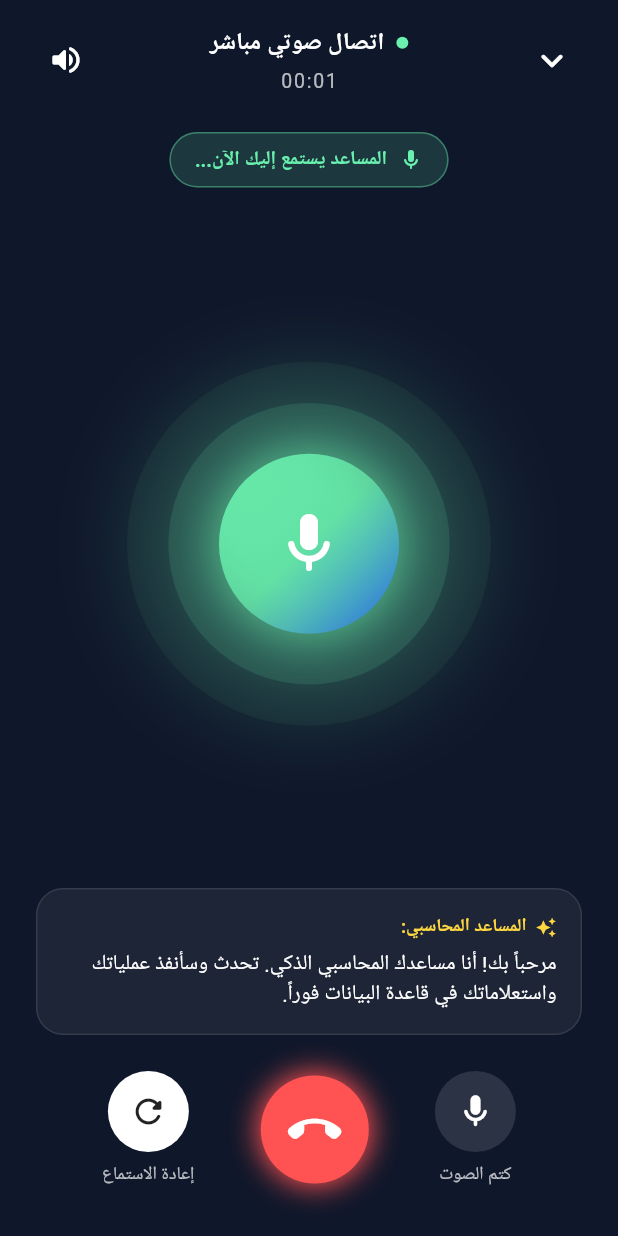
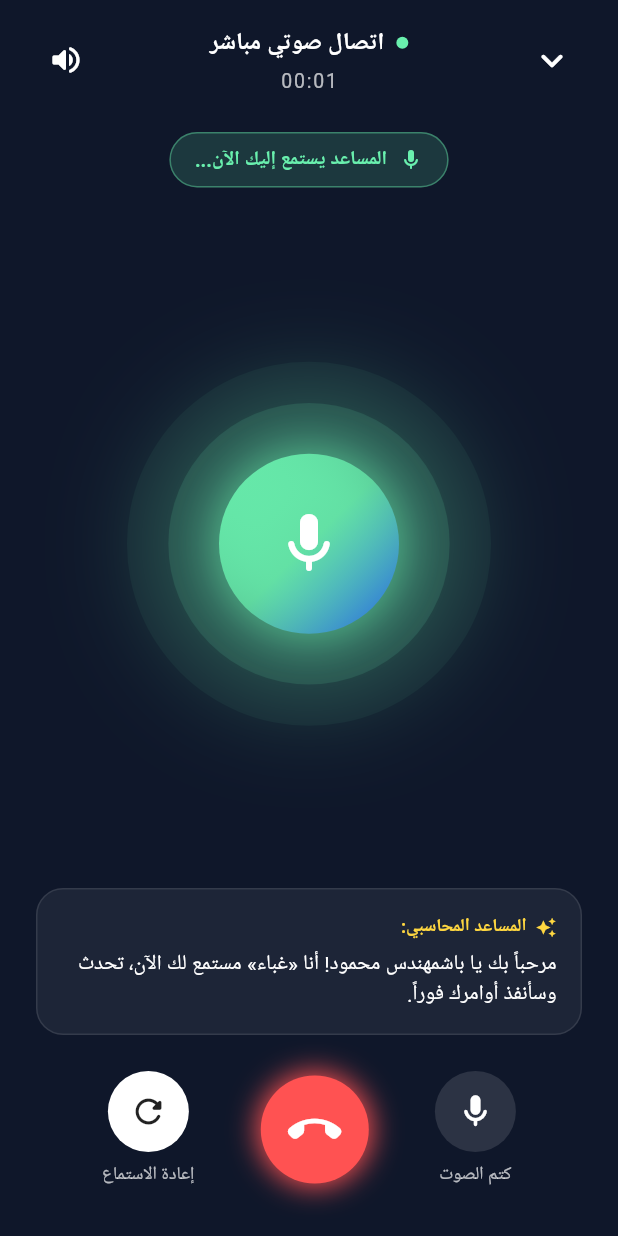
Before and after one commit to Eng-Ma/rentisy, a Flutter app: the AiAssistantScreen screen opened directly, after a tap on the "mic none" icon, after a tap on the "mic" icon, after a tap on the "phone in talk" icon, on a phone screen of 412 x 824 dp. Run offline on Flutter 3.47's test engine with Material 3 defaults, Android fonts, the phone set to English and light mode, and no system bars; our stand-ins replace flutter_tts, google_fonts, shared_preferences, speech_to_text; accounts and stored records are empty; Roboto replaces fonts that are missing (Cairo).

Commit message:
fix(voice): add Arabic locale resolver and active STT watchdog to prevent dropping speech

```diff
--- a/flutter_app/lib/features/ai_assistant/screens/ai_assistant_screen.dart
+++ b/flutter_app/lib/features/ai_assistant/screens/ai_assistant_screen.dart
@@ -93,7 +93,7 @@ class _AiAssistantScreenState extends State<AiAssistantScreen> {
       });
 
       await AiVoiceService.startListening(
-        onResult: (words) {
+        onResult: (words, isFinal) {
           if (mounted) {
             setState(() {
               _inputController.text = words;
--- a/flutter_app/lib/features/ai_assistant/screens/ai_voice_call_screen.dart
+++ b/flutter_app/lib/features/ai_assistant/screens/ai_voice_call_screen.dart
@@ -27,6 +27,7 @@ class _AiVoiceCallScreenState extends State<AiVoiceCallScreen> with TickerProvid
   List<AiToolAction> _lastActions = [];
 
   Timer? _speechSilenceTimer;
+  Timer? _watchdogTimer;
 
   @override
   void initState() {
@@ -43,13 +44,23 @@ class _AiVoiceCallScreenState extends State<AiVoiceCallScreen> with TickerProvid
     )..repeat(reverse: true);
 
     _startCall();
+    _startWatchdog();
+  }
+
+  void _startWatchdog() {
+    _watchdogTimer = Timer.periodic(const Duration(milliseconds: 1800), (t) {
+      if (mounted && !_isMuted && _callStatus == 'listening' && !AiVoiceService.isListening) {
+        debugPrint('Voice Call Watchdog: Restarting STT listening loop');
+        _listenToUser();
+      }
+    });
   }
 
   void _startCall() async {
     _startTimer();
     setState(() {
       _callStatus = 'listening';
-      _assistantSpeechText = 'مرحباً بك! أنا مساعدك المحاسبي الذكي. تحدث وسأنفذ عملياتك واستعلاماتك في قاعدة البيانات فوراً.';
+      _assistantSpeechText = 'مرحباً بك يا باشمهندس محمود! أنا «غباء» مستمع لك الآن، تحدث وسأنفذ أوامرك فوراً.';
     });
 
     await AiVoiceService.initialize();
@@ -75,7 +86,7 @@ class _AiVoiceCallScreenState extends State<AiVoiceCallScreen> with TickerProvid
   }
 
   void _listenToUser() async {
-    if (_isMuted || !mounted) return;
+    if (_isMuted || !mounted || _callStatus == 'processing') return;
 
     setState(() {
       _callStatus = 'listening';
@@ -83,23 +94,29 @@ class _AiVoiceCallScreenState extends State<AiVoiceCallScreen> with TickerProvid
     });
 
     await AiVoiceService.startListening(
-      onResult: (words) {
-        if (!mounted) return;
+      onResult: (words, isFinal) {
+        if (!mounted || _callStatus == 'processing') return;
         setState(() {
           _liveSpeechText = words;
         });
 
+        if (isFinal && words.trim().isNotEmpty) {
+          _speechSilenceTimer?.cancel();
+          _processUserVoiceCommand(words.trim());
+          return;
+        }
+
         // Reset silence timer whenever new words arrive
         _speechSilenceTimer?.cancel();
-        _speechSilenceTimer = Timer(const Duration(milliseconds: 1400), () {
-          // If user stopped speaking for 1.4 seconds, process the command!
-          if (_liveSpeechText.trim().isNotEmpty) {
+        _speechSilenceTimer = Timer(const Duration(milliseconds: 1200), () {
+          // If user stopped speaking for 1.2 seconds, process the command!
+          if (_liveSpeechText.trim().isNotEmpty && _callStatus == 'listening') {
             _processUserVoiceCommand(_liveSpeechText.trim());
           }
         });
       },
       onStatus: (status) {
-        if (!mounted || _isMuted) return;
+        if (!mounted || _isMuted || _callStatus == 'processing') return;
         if (status == 'done' || status == 'notListening') {
           if (_callStatus == 'listening') {
             if (_liveSpeechText.trim().isNotEmpty) {
@@ -184,6 +201,7 @@ class _AiVoiceCallScreenState extends State<AiVoiceCallScreen> with TickerProvid
   void _endCall() async {
     _callDurationTimer?.cancel();
     _speechSilenceTimer?.cancel();
+    _watchdogTimer?.cancel();
     await AiVoiceService.dispose();
     if (mounted) {
       Navigator.of(context).pop();
@@ -194,6 +212,7 @@ class _AiVoiceCallScreenState extends State<AiVoiceCallScreen> with TickerProvid
   void dispose() {
     _callDurationTimer?.cancel();
     _speechSilenceTimer?.cancel();
+    _watchdogTimer?.cancel();
     _pulseController.dispose();
     _waveController.dispose();
     AiVoiceService.dispose();
--- a/flutter_app/lib/features/ai_assistant/services/ai_voice_service.dart
+++ b/flutter_app/lib/features/ai_assistant/services/ai_voice_service.dart
@@ -54,9 +54,31 @@ class AiVoiceService {
     }
   }
 
+  static String? _cachedLocaleId;
+
+  // Resolve best Arabic locale available on this device
+  static Future<String?> getArabicLocale() async {
+    if (_cachedLocaleId != null) return _cachedLocaleId;
+    try {
+      final locales = await _speech.locales();
+      for (final loc in locales) {
+        if (loc.localeId.toLowerCase().startsWith('ar')) {
+          _cachedLocaleId = loc.localeId;
+          debugPrint('Found STT Arabic Locale: $_cachedLocaleId (${loc.name})');
+          return _cachedLocaleId;
+        }
+      }
+      _cachedLocaleId = 'ar_SA';
+      return _cachedLocaleId;
+    } catch (e) {
+      _cachedLocaleId = 'ar_SA';
+      return _cachedLocaleId;
+    }
+  }
+
   // Start listening to user voice
   static Future<void> startListening({
-    required Function(String recognizedWords) onResult,
+    required Function(String recognizedWords, bool isFinal) onResult,
     Function(double soundLevel)? onSoundLevelChange,
     Function(String status)? onStatus,
   }) async {
@@ -73,18 +95,19 @@ class AiVoiceService {
     }
 
     try {
+      final locale = await getArabicLocale();
       isListening = true;
       onStatus?.call('listening');
 
       await _speech.listen(
-        localeId: 'ar',
+        localeId: locale,
         listenMode: ListenMode.dictation,
         listenFor: const Duration(hours: 1),
         pauseFor: const Duration(seconds: 4),
         onResult: (result) {
           final words = result.recognizedWords;
           if (words.isNotEmpty) {
-            onResult(words);
+            onResult(words, result.finalResult);
           }
         },
         onSoundLevelChange: onSoundLevelChange,
```
